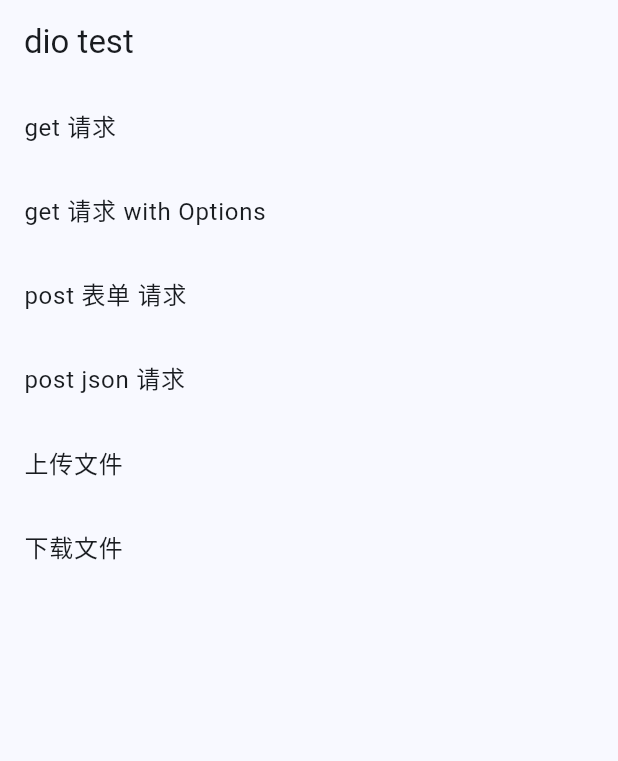
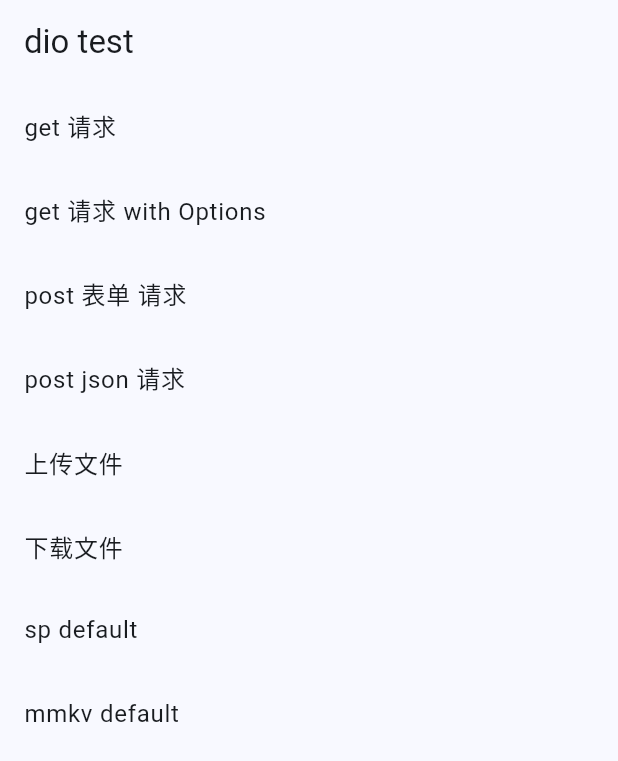
Before and after one commit to tianguzhe/flutter_riverpod_dio, a Flutter app: the screen it shows after launch, on a phone screen of 412 x 824 dp. Shown: the top 761 px of the screen. Run offline on Flutter 3.47's test engine with Material 2 defaults, Android fonts, the phone set to English and light mode, and no system bars; our stand-ins replace connectivity_plus, dio, flutter_image_compress, freezed_annotation, hooks_riverpod, image_picker and 4 more; missing offline and left inert: mmkv.

Commit message:
feat: 添加sp mmkv

```diff
--- /dev/null
+++ b/lib/global.dart
@@ -0,0 +1,38 @@
+import 'package:flutter/material.dart';
+import 'package:mmkv/mmkv.dart';
+import 'package:pretty_dio_logger/pretty_dio_logger.dart';
+import 'package:shared_preferences/shared_preferences.dart';
+
+import 'common/http/http_manager.dart';
+
+class Global {
+  static late SharedPreferences _prefs;
+
+  static bool get isRelease => const bool.fromEnvironment("dart.vm.product");
+
+  static Future init() async {
+    WidgetsFlutterBinding.ensureInitialized();
+
+    // init SharedPreferences
+    _prefs = await SharedPreferences.getInstance();
+
+    // init mmkv
+    final rootDir = await MMKV.initialize();
+    debugPrint('MMKV for flutter with rootDir = $rootDir');
+
+    // init dio
+    HttpManager().init("https://httpbin.org", interceptors: [
+      PrettyDioLogger(
+        requestHeader: true,
+        requestBody: true,
+        responseBody: true,
+        responseHeader: false,
+        error: true,
+        compact: true,
+        maxWidth: 90,
+      ),
+    ]);
+  }
+
+  static SharedPreferences get prefs => _prefs;
+}
--- a/lib/page/dio_test/dio_test.dart
+++ b/lib/page/dio_test/dio_test.dart
@@ -2,9 +2,11 @@ import 'package:dio/dio.dart';
 import 'package:flutter/material.dart';
 import 'package:flutter_image_compress/flutter_image_compress.dart';
 import 'package:flutter_riverpod_demo/common/http/http_manager.dart';
+import 'package:flutter_riverpod_demo/global.dart';
 import 'package:flutter_riverpod_demo/page/async_httpbin/http_bin_view_model.dart';
 import 'package:hooks_riverpod/hooks_riverpod.dart';
 import 'package:image_picker/image_picker.dart';
+import 'package:mmkv/mmkv.dart';
 import 'package:nanoid/non_secure.dart';
 import 'package:path_provider/path_provider.dart';
 
@@ -128,6 +130,16 @@ class TestDio extends ConsumerWidget {
               debugPrint(ss);
             },
           ),
+          ListTile(
+            title: Text(Global.prefs.getString("123") ?? "sp default"),
+            onTap: () async =>
+                await Global.prefs.setString("123", "SharedPreferences"),
+          ),
+          ListTile(
+            title:
+                Text(MMKV.defaultMMKV().decodeString("456") ?? "mmkv default"),
+            onTap: () => MMKV.defaultMMKV().encodeString("456", "MMKV INJECT"),
+          )
         ],
       ),
     );
--- a/pubspec.yaml
+++ b/pubspec.yaml
@@ -58,6 +58,11 @@ dependencies:
   # nanoid
   nanoid: ^1.0.0
 
+  # mmkv
+  mmkv: ^1.2.17
+  shared_preferences: ^2.1.1
+
+
 dev_dependencies:
   flutter_test:
     sdk: flutter
```
Also changed, not shown: lib/main.dart (+8 -21 lines), pubspec.lock, 1 other file.
